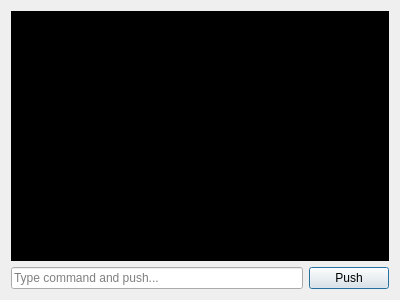
The window that src/painttyDesktop/widgets/developerconsole.ui (liuyanghejerry/painttyWidget) describes before a commit, drawn with Qt 5.
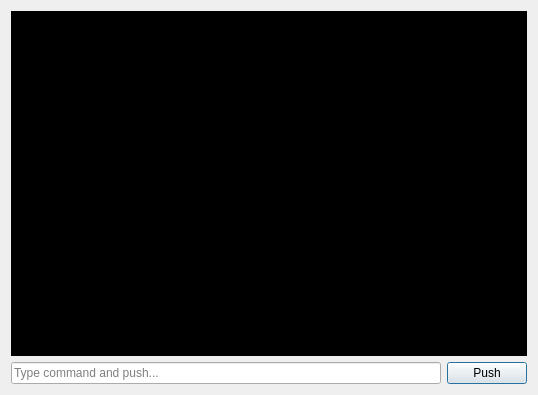
The same window after the commit.

The edit to the form file:
```diff
--- a/src/painttyDesktop/widgets/developerconsole.ui
+++ b/src/painttyDesktop/widgets/developerconsole.ui
@@ -6,8 +6,8 @@
    <rect>
     <x>0</x>
     <y>0</y>
-    <width>400</width>
-    <height>300</height>
+    <width>538</width>
+    <height>395</height>
    </rect>
   </property>
   <property name="windowTitle">
```
Left out of the diff: 2 changed lines with no effect on the pictures.
